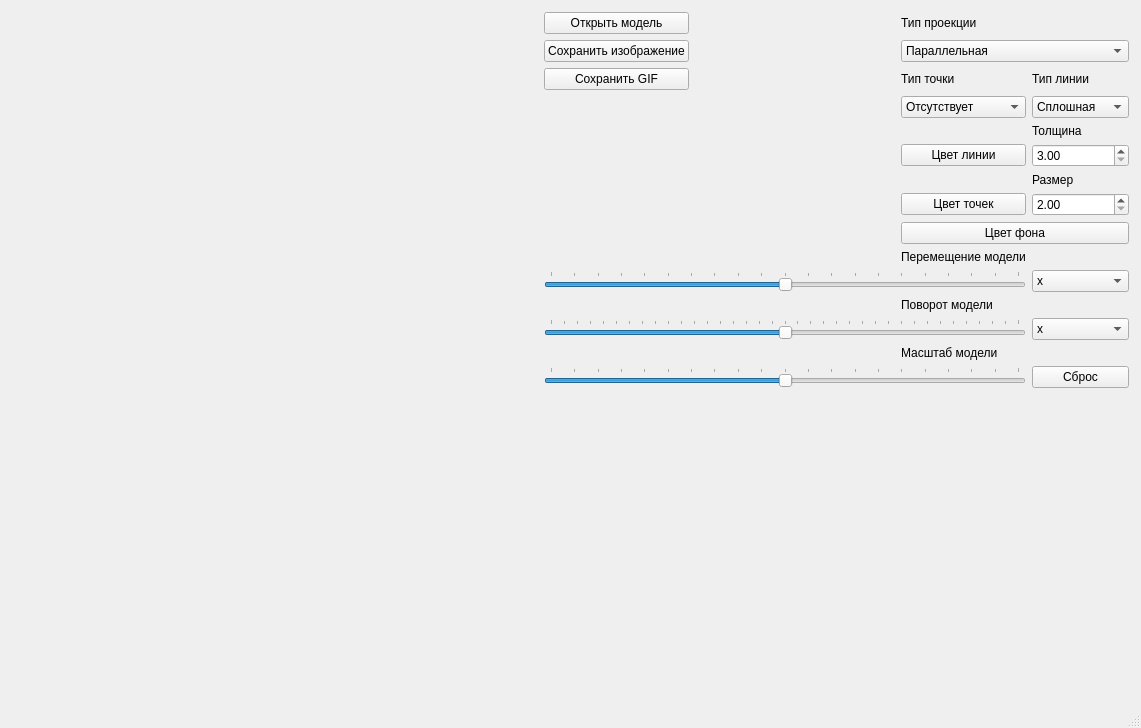
Before: the Qt Designer form src/3DViewer/mainwindow.ui in aprettel/3DViewer, drawn with Qt 5.
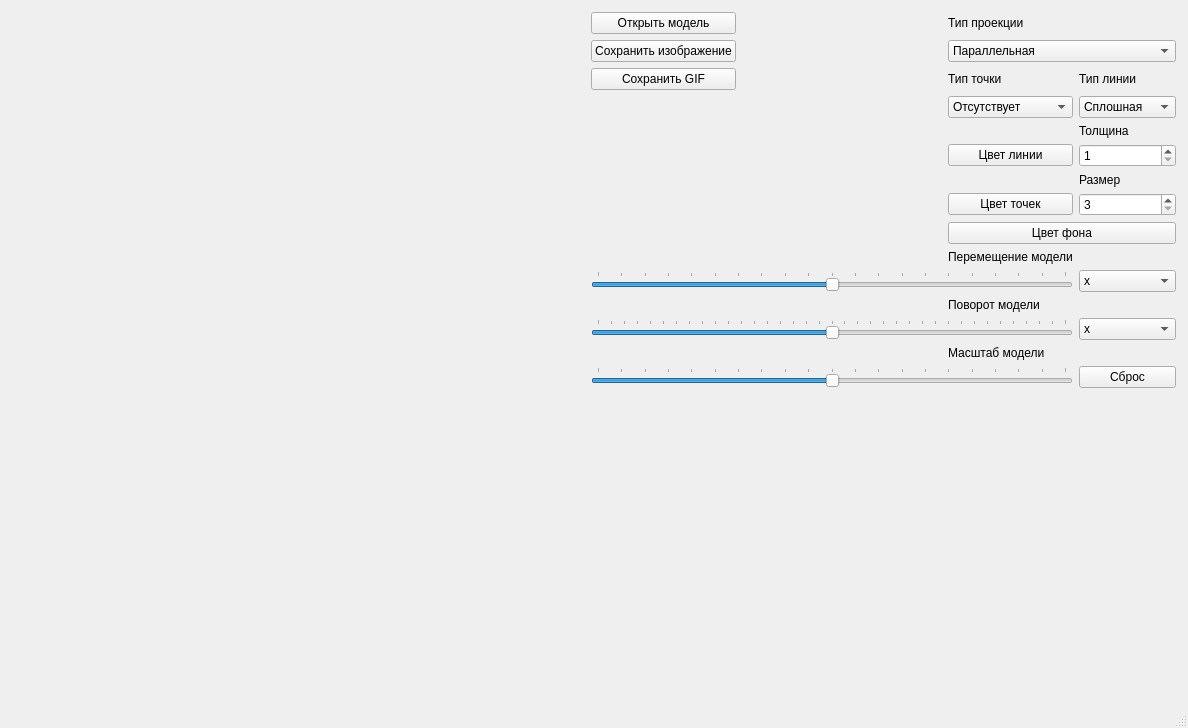
After: the same form once the commit is applied.

```diff
--- a/src/3DViewer/mainwindow.ui
+++ b/src/3DViewer/mainwindow.ui
@@ -6,7 +6,7 @@
    <rect>
     <x>0</x>
     <y>0</y>
-    <width>1141</width>
+    <width>1188</width>
     <height>728</height>
    </rect>
   </property>
@@ -94,19 +94,6 @@
         </item>
        </widget>
       </item>
-      <item row="5" column="4">
-       <widget class="QDoubleSpinBox" name="thicknessBox">
-        <property name="maximumSize">
-         <size>
-          <width>16777215</width>
-          <height>16777215</height>
-         </size>
-        </property>
-        <property name="minimum">
-         <double>3.000000000000000</double>
-        </property>
-       </widget>
-      </item>
       <item row="10" column="1" colspan="3">
        <widget class="QSlider" name="translationSlider">
         <property name="minimum">
@@ -348,13 +335,6 @@
         </property>
        </widget>
       </item>
-      <item row="7" column="4">
-       <widget class="QDoubleSpinBox" name="sizeBox">
-        <property name="minimum">
-         <double>2.000000000000000</double>
-        </property>
-       </widget>
-      </item>
       <item row="2" column="1">
        <widget class="QPushButton" name="saveButton_gif">
         <property name="text">
@@ -435,6 +415,20 @@
         </property>
        </widget>
       </item>
+      <item row="5" column="4">
+       <widget class="QSpinBox" name="thicknessBox">
+        <property name="minimum">
+         <number>1</number>
+        </property>
+       </widget>
+      </item>
+      <item row="7" column="4">
+       <widget class="QSpinBox" name="sizeBox">
+        <property name="minimum">
+         <number>3</number>
+        </property>
+       </widget>
+      </item>
      </layout>
     </item>
    </layout>
```
Left out of the diff: 2 changed lines with no effect on the pictures.
